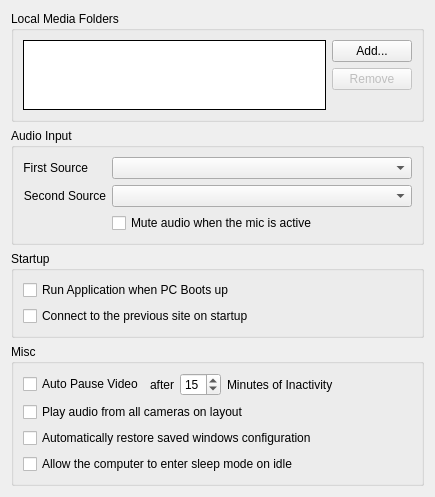
Qt form vms/client/nx_vms_client_desktop/src/ui/widgets/local_settings/general_preferences_widget.ui (networkoptix/nx_open) before a commit.
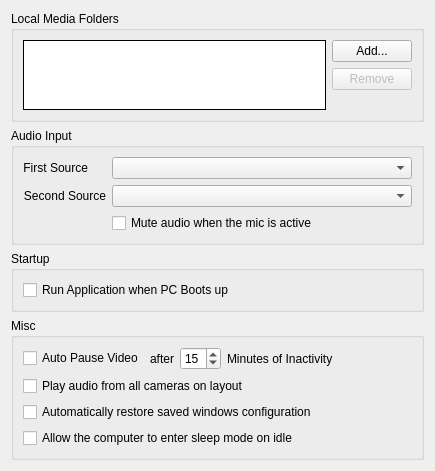
The same form after that commit.

Patch:
```diff
--- a/vms/client/nx_vms_client_desktop/src/ui/widgets/local_settings/general_preferences_widget.ui
+++ b/vms/client/nx_vms_client_desktop/src/ui/widgets/local_settings/general_preferences_widget.ui
@@ -134,13 +134,6 @@
         </property>
        </widget>
       </item>
-      <item>
-       <widget class="QCheckBox" name="autoLoginCheckBox">
-        <property name="text">
-         <string>Connect to the previous site on startup</string>
-        </property>
-       </widget>
-      </item>
      </layout>
     </widget>
    </item>
```
